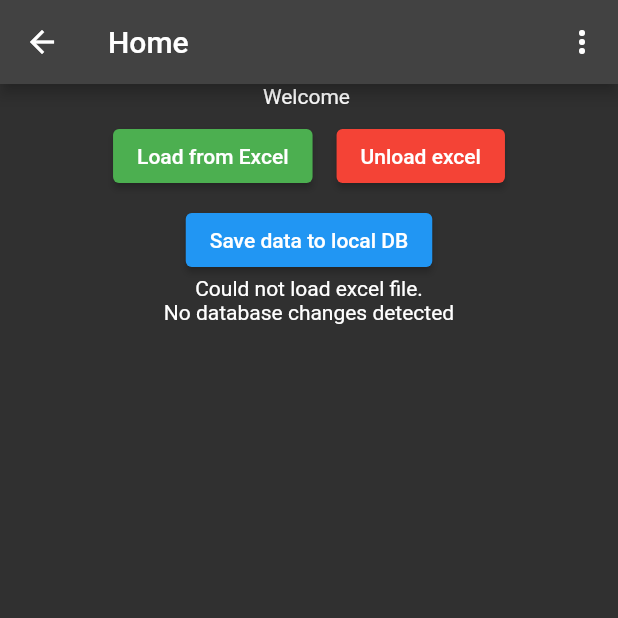
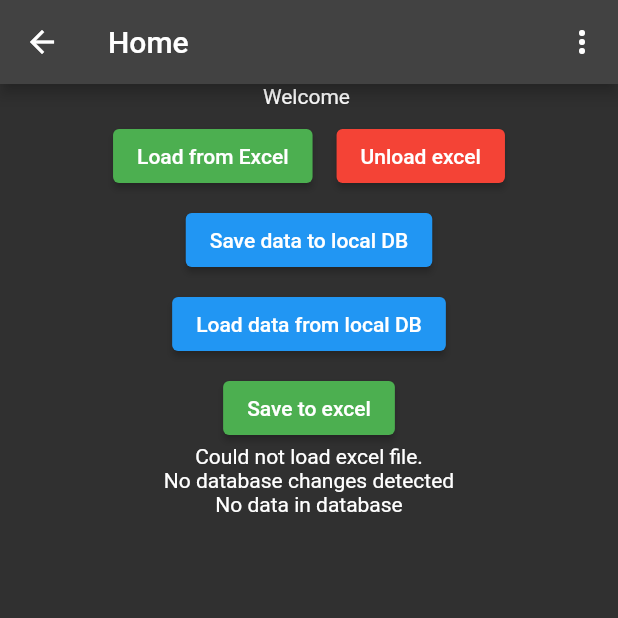
Before and after one commit to OussamaS88/excel-native, a Flutter app: the HomeView screen opened directly, after a tap on "Unload excel", after a tap on "Save data to local DB", on a phone screen of 412 x 824 dp, the top half of it. Run offline on Flutter 3.47's test engine with Material 2 defaults, Android fonts, the light colour scheme and no system bars; our stand-ins replace bloc, drift, equatable, file_picker, flutter_bloc, formz; missing offline and left inert: excel, flow_builder; accounts and stored records are empty; generated files the repository leaves out were written again.

Commit message:
v6- added export to excel

```diff
--- a/lib/home/bloc/home_bloc.dart
+++ b/lib/home/bloc/home_bloc.dart
@@ -1,9 +1,11 @@
 import 'dart:async';
+import 'dart:io';
 
 import 'package:bloc/bloc.dart';
 import 'package:drift/drift.dart';
 import 'package:excel_api/excel_api.dart';
 import 'package:excel_native/services/auth/drift_db.dart';
+import 'package:flutter/services.dart';
 import 'package:flutter_bloc/flutter_bloc.dart';
 import 'package:meta/meta.dart';
 
@@ -12,11 +14,16 @@ part 'home_event.dart';
 part 'home_state.dart';
 
 class HomeBloc extends Bloc<HomeEvent, HomeState> {
-  final ExcelApi _excelApi;
-  HomeBloc(this._excelApi) : super(const HomeState()) {
+  final ExcelApi excelApi;
+  final MyDatabase db;
+  HomeBloc({required this.excelApi, required this.db})
+      : super(const HomeState()) {
     on<LoadExcelHomeEvent>(_loadExcelHomeEvent);
     on<InsertFromExcelToLocalHomeEvent>(_insertFromExcelToLocalHomeEvent);
     on<UnloadExcelHomeEvent>(_unloadExcelHomeEvent);
+    on<LoadFromDBHomeEvent>(_loadFromDBHomeEvent);
+    on<SaveToExcelHomeEvent>(_saveToExcelHomeEvent);
+    add(const LoadFromDBHomeEvent());
   }
 
   FutureOr<void> _loadExcelHomeEvent(
@@ -44,7 +51,7 @@ class HomeBloc extends Bloc<HomeEvent, HomeState> {
     }
     try {
       List<ExcelRow> l =
-          _excelApi.readRowsToExcelRowsFromBytes(event.excelBytes!);
+          excelApi.readRowsToExcelRowsFromBytes(event.excelBytes!);
       emit(state.copyWith(
         homeExcelStatus: HomeExcelStatus.loaded,
         excelRows: l,
@@ -76,12 +83,20 @@ class HomeBloc extends Bloc<HomeEvent, HomeState> {
         homeStatus: HomeStatus.loading,
         homeLocalStatus: HomeLocalStatus.inserting));
     print("inserting...");
-    var dao = event.db.localExcelDataDao;
+    var dao = db.localExcelDataDao;
+    try {
+      await dao.insertMultipleLocalExcelData(state.excelRows!);
 
-    await dao.insertMultipleLocalExcelData(state.excelRows!);
-    print("done inserting.");
-    emit(state.copyWith(
-        homeStatus: HomeStatus.ready, homeLocalStatus: HomeLocalStatus.idle));
+      print("done inserting.");
+      emit(state.copyWith(
+          homeStatus: HomeStatus.ready, homeLocalStatus: HomeLocalStatus.idle));
+    } catch (e) {
+      emit(state.copyWith(
+        homeStatus: HomeStatus.ready,
+        homeLocalStatus: HomeLocalStatus.error,
+        errorMessage: "Could not insert into database",
+      ));
+    }
   }
 
   FutureOr<void> _unloadExcelHomeEvent(
@@ -106,4 +121,47 @@ class HomeBloc extends Bloc<HomeEvent, HomeState> {
       excelRows: [],
     ));
   }
+
+  FutureOr<void> _loadFromDBHomeEvent(
+      LoadFromDBHomeEvent event, Emitter<HomeState> emit) async {
+    if (state.homeStatus != HomeStatus.ready) return null;
+    print("Reading from database...");
+    emit(state.copyWith(
+      homeStatus: HomeStatus.loading,
+      homeLocalStatus: HomeLocalStatus.reading,
+    ));
+    var dao = db.localExcelDataDao;
+    var l = await dao.getAllLocalExcelData();
+    List<ExcelRow> excelRows = l
+        .map((e) => ExcelRow(
+            mp: [e.id, e.fName, e.lName, e.location, e.phoneNumber, e.age]))
+        .toList();
+    print(l);
+    emit(state.copyWith(
+      homeStatus: HomeStatus.ready,
+      excelRowsFromDB: excelRows,
+      homeLocalStatus: HomeLocalStatus.idle,
+    ));
+  }
+
+  FutureOr<void> _saveToExcelHomeEvent(
+      SaveToExcelHomeEvent event, Emitter<HomeState> emit) async {
+    if (state.homeStatus != HomeStatus.ready) return null;
+    if (state.excelRowsFromDB!.isEmpty) {
+      emit(state.copyWith(
+        homeExcelStatus: HomeExcelStatus.error,
+        homeStatus: HomeStatus.ready,
+        errorMessage: "No data to save.",
+      ));
+      return null;
+    }
+    emit(state.copyWith(
+      homeStatus: HomeStatus.loading,
+    ));
+    var originalExcel = await rootBundle.load('assets/data_root.xlsx');
+    var bytes = originalExcel.buffer.asUint8List();
+    excelApi.exportToExcelFromBytes(
+        excelRows: state.excelRowsFromDB!, excelBytes: bytes);
+    emit(state.copyWith(homeStatus: HomeStatus.ready));
+  }
 }
--- a/lib/home/bloc/home_event.dart
+++ b/lib/home/bloc/home_event.dart
@@ -17,6 +17,13 @@ class UnloadExcelHomeEvent extends HomeEvent {
 }
 
 class InsertFromExcelToLocalHomeEvent extends HomeEvent {
-  final MyDatabase db;
-  const InsertFromExcelToLocalHomeEvent({required this.db});
+  const InsertFromExcelToLocalHomeEvent();
 }
+
+class LoadFromDBHomeEvent extends HomeEvent {
+  const LoadFromDBHomeEvent();
+}
+
+class SaveToExcelHomeEvent extends HomeEvent {
+  const SaveToExcelHomeEvent();
+}
--- a/lib/home/bloc/home_state.dart
+++ b/lib/home/bloc/home_state.dart
@@ -9,6 +9,7 @@ enum HomeExcelStatus {
 enum HomeLocalStatus {
   idle,
   inserting,
+  reading,
   error,
 }
 
@@ -25,6 +26,7 @@ class HomeState extends Equatable {
   final List<ExcelRow>? excelRows;
   final Uint8List? excelBytes;
   final HomeStatus homeStatus;
+  final List<ExcelRow>? excelRowsFromDB;
 
   const HomeState({
     this.homeStatus = HomeStatus.ready,
@@ -32,6 +34,7 @@ class HomeState extends Equatable {
     this.homeLocalStatus = HomeLocalStatus.idle,
     this.errorMessage,
     this.excelRows = const [],
+    this.excelRowsFromDB = const [],
     this.excelBytes,
   });
 
@@ -45,6 +48,7 @@ class HomeState extends Equatable {
     String? errorMessage,
     List<ExcelRow>? excelRows,
     Uint8List? excelBytes,
+    List<ExcelRow>? excelRowsFromDB,
   }) {
     return HomeState(
       homeExcelStatus: homeExcelStatus ?? this.homeExcelStatus,
@@ -53,6 +57,7 @@ class HomeState extends Equatable {
       errorMessage: errorMessage ?? this.errorMessage,
       excelRows: excelRows ?? this.excelRows,
       excelBytes: excelBytes ?? this.excelBytes,
+      excelRowsFromDB: excelRowsFromDB ?? this.excelRowsFromDB,
     );
   }
 }
--- a/lib/home/view/home_page.dart
+++ b/lib/home/view/home_page.dart
@@ -69,9 +69,33 @@ class HomePage extends StatelessWidget {
               onPressed: () {
                 context
                     .read<HomeBloc>()
-                    .add(InsertFromExcelToLocalHomeEvent(db: localDb));
+                    .add(const InsertFromExcelToLocalHomeEvent());
               },
               child: const Text("Save data to local DB")),
+        ),
+        const SizedBox(
+          height: 8,
+        ),
+        Center(
+          child: ElevatedButton(
+              onPressed: () {
+                context.read<HomeBloc>().add(const LoadFromDBHomeEvent());
+              },
+              child: const Text("Load data from local DB")),
+        ),
+        const SizedBox(
+          height: 8,
+        ),
+        Center(
+          child: ElevatedButton(
+            style: ElevatedButton.styleFrom(
+              primary: Colors.green,
+            ),
+            onPressed: () {
+              context.read<HomeBloc>().add(const SaveToExcelHomeEvent());
+            },
+            child: const Text("Save to excel"),
+          ),
         ),
         Center(
           child: BlocBuilder<HomeBloc, HomeState>(builder: (context, state) {
@@ -99,6 +123,97 @@ class HomePage extends StatelessWidget {
             }
           }),
         ),
+        BlocBuilder<HomeBloc, HomeState>(builder: (context, state) {
+          switch (state.excelRowsFromDB!.length) {
+            case 0:
+              return const Text("No data in database");
+            default:
+              // return Text(
+              //     "Loaded ${state.excelRowsFromDB!.length} rows from DB.");
+              // return Expanded(
+              //   child: ListView.builder(
+              //     itemCount: state.excelRowsFromDB!.length,
+              //     itemBuilder: (context, index) {
+              //       return ListTile(
+              //         title: Text(
+              //           state.excelRowsFromDB!
+              //                   .elementAt(index)
+              //                   .mp[0]
+              //                   .toString() +
+              //               "- " +
+              //               state.excelRowsFromDB!.elementAt(index).mp[1] +
+              //               "  " +
+              //               state.excelRowsFromDB!.elementAt(index).mp[2],
+              //         ),
+              //         subtitle: Text(
+              //             state.excelRowsFromDB!.elementAt(index).mp[3] +
+              //                 ", " +
+              //                 state.excelRowsFromDB!.elementAt(index).mp[4] +
+              //                 ", " +
+              //                 state.excelRowsFromDB!
+              //                     .elementAt(index)
+              //                     .mp[5]
+              //                     .toString()
+              //             //  +
+              //             // ", "
+              //             // +
+              //             // state.excelRowsFromDB!.elementAt(index).mp[5],
+              //             ),
+              //       );
+              //     },
+              //   ),
+              // );
+              return Expanded(
+                child: SingleChildScrollView(
+                  scrollDirection: Axis.vertical,
+                  child: SingleChildScrollView(
+                    scrollDirection: Axis.horizontal,
+                    child: DataTable(
+                        columns: const [
+                          DataColumn(
+                            label: Text(
+                              'ID',
+                            ),
+                          ),
+                          DataColumn(
+                            label: Text(
+                              'FName',
+                            ),
+                          ),
+                          DataColumn(
+                            label: Text(
+                              'L Name',
+                            ),
+                          ),
+                          DataColumn(
+                            label: Text(
+                              'Location',
+                            ),
+                          ),
+                          DataColumn(
+                            label: Text(
+                              'Phone',
+                            ),
+                          ),
+                          DataColumn(
+                            label: Text(
+                              'Age',
+                            ),
+                          ),
+                        ],
+                        rows: state.excelRowsFromDB!.map((row) {
+                          return DataRow(
+                              cells: row.mp
+                                  .map((m) => DataCell(
+                                        Text(m.toString()),
+                                      ))
+                                  .toList());
+                        }).toList()),
+                  ),
+                ),
+              );
+          }
+        }),
       ],
     );
   }
--- a/lib/home/view/home_view.dart
+++ b/lib/home/view/home_view.dart
@@ -1,5 +1,6 @@
 import 'package:excel_api/excel_api.dart';
 import 'package:excel_native/app/bloc/app_bloc.dart';
+import 'package:excel_native/services/auth/drift_db.dart';
 import 'package:flutter/material.dart';
 import 'package:flutter_bloc/flutter_bloc.dart';
 import '../home.dart';
@@ -10,6 +11,8 @@ class HomeView extends StatelessWidget {
   static Page page() => const MaterialPage<void>(child: HomeView());
   @override
   Widget build(BuildContext context) {
+    MyDatabase localDb = context.read<MyDatabase>();
+    ExcelApi excel = context.read<ExcelApi>();
     return Scaffold(
       appBar: AppBar(
         title: const Text("Home"),
@@ -34,7 +37,7 @@ class HomeView extends StatelessWidget {
         ],
       ),
       body: BlocProvider(
-        create: (context) => HomeBloc(context.read<ExcelApi>()),
+        create: (context) => HomeBloc(db: localDb, excelApi: excel),
         child: const HomePage(),
       ),
     );
--- a/lib/services/auth/drift_db.dart
+++ b/lib/services/auth/drift_db.dart
@@ -58,9 +58,15 @@ class LocalExcelDataDao extends DatabaseAccessor<MyDatabase>
           phoneNumber: row.mp[4],
           age: row.mp[5],
         );
-      }),
-          mode: InsertMode.insertOrReplace);
+      }), mode: InsertMode.insertOrReplace);
     });
+  }
+
+  Future<List<LocalExcelData>> getAllLocalExcelData() {
+    return select(localExcelDatas).get();
+  }
+  Stream<List<LocalExcelData>> watchAllLocalExcelData() {
+    return select(localExcelDatas).watch();
   }
 }
 
--- a/packages/excel_api/lib/src/excel_api.dart
+++ b/packages/excel_api/lib/src/excel_api.dart
@@ -4,7 +4,7 @@ import 'package:excel_api/src/models/models.dart';
 
 import '../excel_api.dart';
 import 'dart:io';
-import 'package:path/path.dart';
+import 'package:path/path.dart' as p;
 import 'package:excel/excel.dart';
 
 class ExcelApi {
@@ -47,4 +47,26 @@ class ExcelApi {
     }
     return mp;
   }
+
+  void exportToExcelFromBytes(
+      {required List<ExcelRow> excelRows, required Uint8List excelBytes}) {
+    var excel = Excel.decodeBytes(excelBytes);
+    for (var table in excel.tables.keys) {
+      var t = excel.tables[table];
+      if (t != null) {
+        for (var row in excelRows) {
+          t.appendRow(row.mp);
+        }
+      }
+    }
+    print(excelRows);
+    print("saving...");
+    var k = excel.encode();
+    var pathToExe = Platform.resolvedExecutable;
+    pathToExe = pathToExe.substring(0, pathToExe.indexOf("excel_native.exe"));
+    File(p.join(pathToExe, "new_data.xlsx"))
+      ..createSync(recursive: true)
+      ..writeAsBytesSync(k!);
+    print("done saving.");
+  }
 }
--- a/packages/excel_api/lib/src/models/row.dart
+++ b/packages/excel_api/lib/src/models/row.dart
@@ -6,6 +6,7 @@ import '../../excel_api.dart';
 class ExcelRow extends Equatable {
   final List<dynamic> mp;
   const ExcelRow({required this.mp});
+
   factory ExcelRow.fromExcelRow({required List<Data?> row}) {
     List<dynamic> cMap = [];
     for (Data? d in row) {
@@ -20,6 +21,7 @@ class ExcelRow extends Equatable {
     }
     return ExcelRow(mp: cMap);
   }
+
   static const empty = ExcelRow(mp: []);
   @override
   List<Object?> get props => [mp];
--- a/pubspec.yaml
+++ b/pubspec.yaml
@@ -73,7 +73,7 @@ flutter:
   # the material Icons class.
   uses-material-design: true
   assets:
-    - assets/db.sqlite
+    - assets/
 
   # To add assets to your application, add an assets section, like this:
   # assets:
```
Also changed, not shown: 1 other file.
